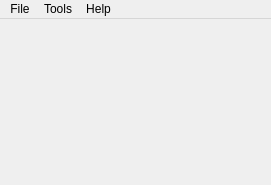
Above: editormainwindow.ui from cortega2/MJBakingQuest before the change. Below: the same form after it.
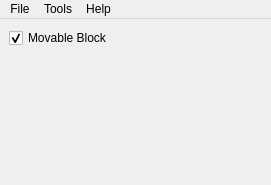
That is the form after the change.

The edit to the form file:
```diff
--- a/editormainwindow.ui
+++ b/editormainwindow.ui
@@ -19,7 +19,20 @@
     <height>32</height>
    </size>
   </property>
-  <widget class="QWidget" name="centralwidget"/>
+  <widget class="QWidget" name="centralwidget">
+   <layout class="QFormLayout" name="formLayout">
+    <item row="0" column="0">
+     <widget class="QCheckBox" name="checkBoxIsBlockMovable">
+      <property name="text">
+       <string>Movable Block</string>
+      </property>
+      <property name="checked">
+       <bool>true</bool>
+      </property>
+     </widget>
+    </item>
+   </layout>
+  </widget>
   <widget class="QMenuBar" name="menubar">
    <property name="geometry">
     <rect>
```
Left out of the diff: 3 changed lines with no effect on the pictures.
